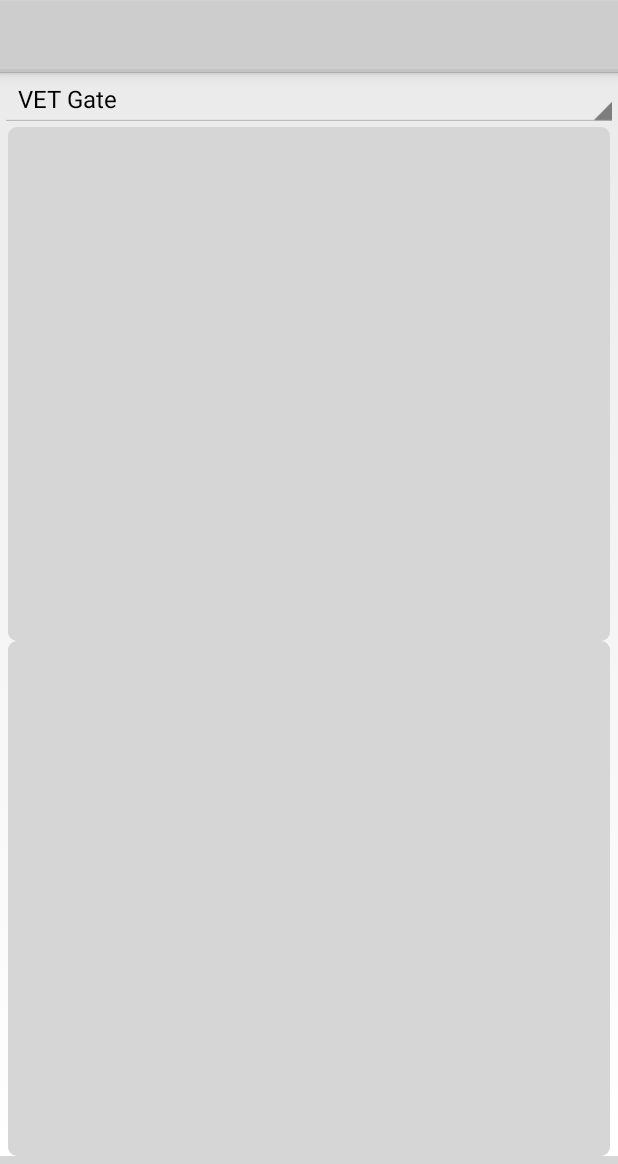
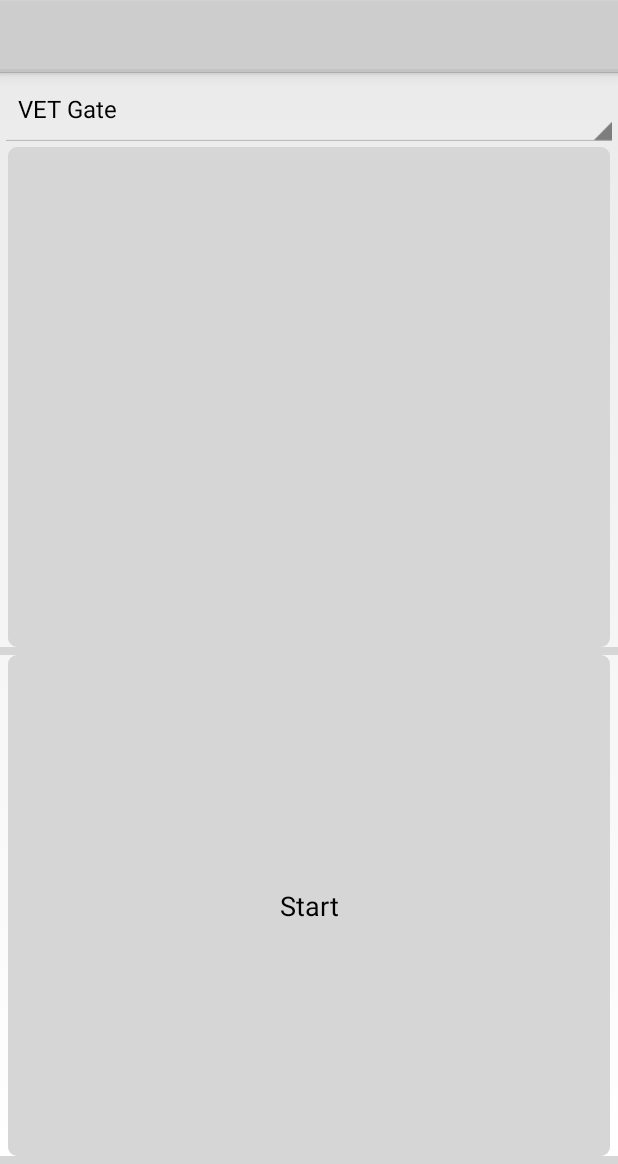
Before and after one commit to Not-Endurance/endurance-witness, an Android app: the screen it shows after launch (MainActivity), on a phone screen of 412 x 824 dp, the part 72-1236 px from its top. Run offline under Robolectric (Android 15) with nearby library versions, the phone set to English and light mode, and no system bars; 2 statements that could not run were skipped; grey boxes are pictures that could not be loaded.

Commit message:
Minor ui improvements

```diff
--- a/src/main/res/layout/main_fragment.xml
+++ b/src/main/res/layout/main_fragment.xml
@@ -7,20 +7,9 @@
     <Spinner
         android:id="@+id/witnessRoles"
         android:layout_width="fill_parent"
-        android:layout_height="wrap_content"
+        android:layout_height="50dp"
         android:entries="@array/witness_roles"
         android:gravity="center_horizontal" />
-
-    <Button
-        android:id="@+id/scanButton"
-        android:layout_width="fill_parent"
-        android:layout_height="wrap_content"
-        android:layout_marginLeft="5dp"
-        android:layout_marginRight="5dp"
-        android:layout_weight="1"
-        android:background="@drawable/button_bg"
-        android:text="@string/toggleButton"
-        android:textColor="@color/white" />
 
     <Button
         android:id="@+id/connectButton"
@@ -38,4 +27,19 @@
         android:layout_height="5dp"
         android:background="@color/gray1" />
 
+    <Button
+        android:id="@+id/scanButton"
+        android:layout_width="fill_parent"
+        android:layout_marginLeft="5dp"
+        android:layout_marginRight="5dp"
+        android:layout_weight="1"
+        android:background="@drawable/button_bg"
+        android:text="@string/toggleButton"
+        android:layout_height="wrap_content" />
+
+    <View
+        android:layout_width="match_parent"
+        android:layout_height="5dp"
+        android:background="@color/gray1" />
+
 </LinearLayout>
```
